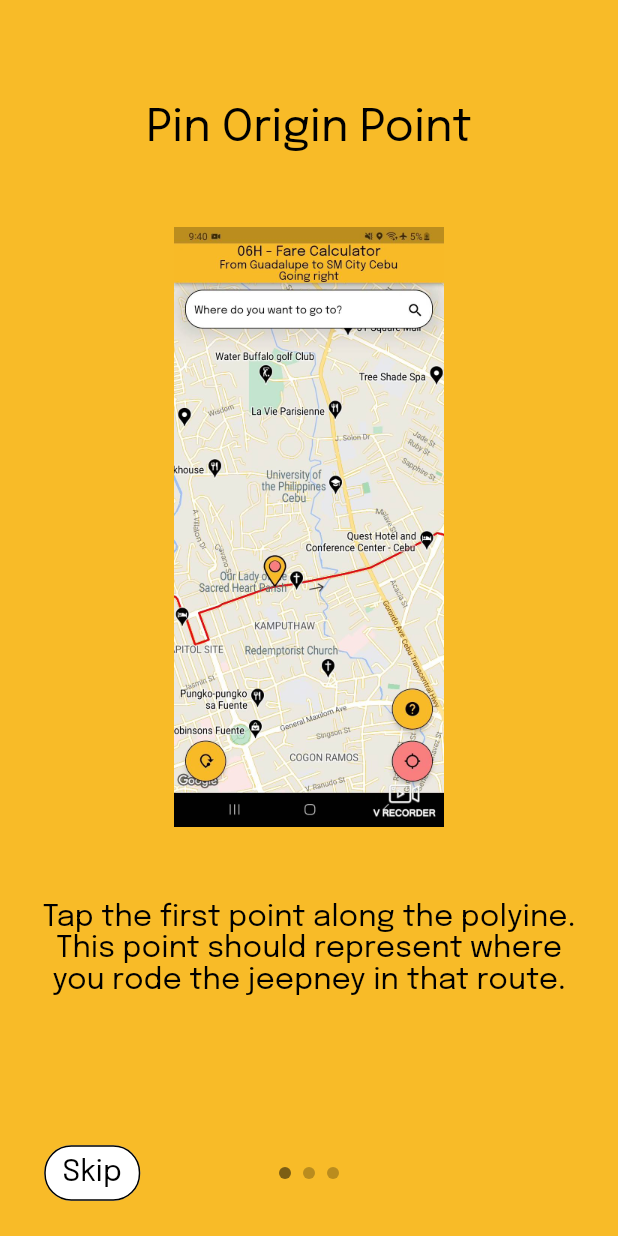
After one commit to seventionee/GaJeep, a Flutter app: the FareCalculatorTutorial screen opened by its route, on a phone screen of 412 x 824 dp. The commit adds this screen. Run offline on Flutter 3.47's test engine with Material 2 defaults, Android fonts, the phone set to English and light mode, and no system bars; drawn by our look-alikes of intro_slider; our stand-ins replace cloud_firestore, connectivity_plus, firebase_core, geocoding, geolocator, google_maps_flutter and 1 more; missing offline and left inert: search_map_place_updated; accounts and stored records are empty.

Commit message:
Finalized Calculator Tutorial

```diff
--- a/lib/dynamic_pages/fare_calculator_map.dart
+++ b/lib/dynamic_pages/fare_calculator_map.dart
@@ -1,6 +1,7 @@
 import 'package:flutter/material.dart';
 import 'package:flutter/services.dart';
 import 'package:flutter_app_1/ease_of_use/location_permission.dart';
+import 'package:flutter_app_1/ease_of_use/tutorial_map_interface.dart';
 import 'package:flutter_app_1/providers/connectivity.dart';
 import 'package:search_map_place_updated/search_map_place_updated.dart';
 import 'package:google_maps_flutter/google_maps_flutter.dart';
@@ -553,6 +554,30 @@ class _FareCalculatorMapInterface extends State<FareCalculatorMapInterface> {
                       ),
                     ),
                   ),
+//tutorial button
+                  Positioned(
+                      bottom: 90,
+                      right: 16,
+                      child: Container(
+                        decoration: BoxDecoration(
+                          border: Border.all(
+                            color: Colors.black, // set the border color
+                            width: 1.0, // set the border width
+                          ),
+                          borderRadius: BorderRadius.circular(
+                              50.0), // set the border radius
+                        ),
+                        child: FloatingActionButton(
+                            heroTag: null,
+                            foregroundColor: const Color.fromARGB(255, 0, 0, 0),
+                            backgroundColor: primaryColor,
+                            onPressed: () async {
+                              Navigator.pushNamed(
+                                  context, FareCalculatorTutorial.routeName);
+                            },
+                            child: const Icon(Icons.help)),
+                      )),
+
                   //Toggle Route Orientation
                   Positioned(
                       bottom: 16,
--- /dev/null
+++ b/lib/ease_of_use/tutorial_map_interface.dart
@@ -0,0 +1,149 @@
+import 'package:flutter/material.dart';
+import 'package:flutter_app_1/component/constants.dart';
+import 'package:intro_slider/intro_slider.dart';
+
+class FareCalculatorTutorial extends StatefulWidget {
+  const FareCalculatorTutorial({super.key});
+  static const routeName = '/farecalculatortutorial';
+  @override
+  createState() => _FareCalculatorTutorial();
+}
+
+class _FareCalculatorTutorial extends State<FareCalculatorTutorial> {
+  List<ContentConfig> listContentConfig = [];
+
+  final introSliderKey = GlobalKey<IntroSliderState>();
+
+  @override
+  void initState() {
+    super.initState();
+
+    listContentConfig.add(
+      const ContentConfig(
+        title: "Pin Origin Point",
+        styleTitle: TextStyle(
+          fontFamily: 'Epilogue', //font style
+          fontWeight: FontWeight.w400,
+          fontSize: 30.0,
+          color: Colors.black,
+        ),
+        description:
+            "Tap the first point along the polyine. This point should represent where you rode the jeepney in that route.",
+        styleDescription: TextStyle(
+          fontFamily: 'Epilogue', //font style
+          fontWeight: FontWeight.w400,
+          fontSize: 20.0,
+          color: Colors.black,
+        ),
+        pathImage: "asset/calculatortutorial/pin_start_point.jpg",
+        widthImage: 180,
+        heightImage: 400,
+        backgroundColor: primaryColor,
+      ),
+    );
+    listContentConfig.add(
+      const ContentConfig(
+        title: "Pin End Point",
+        styleTitle: TextStyle(
+          fontFamily: 'Epilogue', //font style
+          fontWeight: FontWeight.w400,
+          fontSize: 30.0,
+          color: Colors.black,
+        ),
+        description:
+            "After tapping the first point (origin), you may tap the second point which is your destination. Remember to place the points in correct order as indicated by the arrow between the two points.",
+        styleDescription: TextStyle(
+          fontFamily: 'Epilogue', //font style
+          fontWeight: FontWeight.w400,
+          fontSize: 20.0,
+          color: Colors.black,
+        ),
+        pathImage: "asset/calculatortutorial/pin_end_point.jpg",
+        widthImage: 180,
+        heightImage: 400,
+        backgroundColor: secondaryColor,
+      ),
+    );
+    listContentConfig.add(
+      const ContentConfig(
+        title: "Toggle Route Direction",
+        styleTitle: TextStyle(
+          fontFamily: 'Epilogue', //font style
+          fontWeight: FontWeight.w400,
+          fontSize: 30.0,
+          color: Colors.black,
+        ),
+        description:
+            "The interface only shows one half of the route for accurate route calculation. Tap the toggle route button to show the route direction matching to the direction you're going. The arrows across the map and the appbar are indicators to check.",
+        styleDescription: TextStyle(
+          fontFamily: 'Epilogue', //font style
+          fontWeight: FontWeight.w400,
+          fontSize: 20.0,
+          color: Colors.black,
+        ),
+        pathImage: "asset/calculatortutorial/toggle_route.jpg",
+        backgroundColor: primaryColor,
+      ),
+    );
+  }
+
+  void onDonePress() {
+    Navigator.pop(context);
+  }
+
+  @override
+  Widget build(BuildContext context) {
+    return IntroSlider(
+      key: introSliderKey,
+      listContentConfig: listContentConfig,
+      onDonePress: onDonePress,
+      isShowNextBtn: false,
+      renderSkipBtn: TextButton(
+        onPressed: () async {
+          onDonePress();
+        },
+        style: ButtonStyle(
+          backgroundColor: MaterialStateProperty.all<Color>(Colors.white),
+          shape: MaterialStateProperty.all<RoundedRectangleBorder>(
+            RoundedRectangleBorder(
+              borderRadius: BorderRadius.circular(18.0),
+              side: const BorderSide(color: Colors.black),
+            ),
+          ),
+        ),
+        child: const Text(
+          'Skip',
+          style: TextStyle(
+            fontFamily: 'Epilogue', //font style
+            fontWeight: FontWeight.w400,
+            fontSize: 20.0,
+            color: Colors.black,
+          ),
+        ),
+      ),
+      renderDoneBtn: TextButton(
+        onPressed: () async {
+          onDonePress();
+        },
+        style: ButtonStyle(
+          backgroundColor: MaterialStateProperty.all<Color>(Colors.white),
+          shape: MaterialStateProperty.all<RoundedRectangleBorder>(
+            RoundedRectangleBorder(
+              borderRadius: BorderRadius.circular(18.0),
+              side: const BorderSide(color: Colors.black),
+            ),
+          ),
+        ),
+        child: const Text(
+          'Done',
+          style: TextStyle(
+            fontFamily: 'Epilogue', //font style
+            fontWeight: FontWeight.w400,
+            fontSize: 20.0,
+            color: Colors.black,
+          ),
+        ),
+      ),
+    );
+  }
+}
--- a/lib/main.dart
+++ b/lib/main.dart
@@ -1,4 +1,5 @@
 import 'package:flutter/material.dart';
+import 'package:flutter_app_1/ease_of_use/tutorial_map_interface.dart';
 import 'pages/learnmore.dart';
 import 'pages/mapsinterface.dart';
 import 'pages/routes_directory.dart';
@@ -69,7 +70,9 @@ class MyApp extends StatelessWidget {
           case RoutesDirectory.routeName:
             return MaterialPageRoute(
                 builder: (context) => const RoutesDirectory());
-
+          case FareCalculatorTutorial.routeName:
+            return MaterialPageRoute(
+                builder: (context) => const FareCalculatorTutorial());
           case FareCalculatorDirectory.routeName:
             return MaterialPageRoute(
                 builder: (context) => const FareCalculatorDirectory());
--- a/pubspec.yaml
+++ b/pubspec.yaml
@@ -52,6 +52,8 @@ dependencies:
   provider: ^6.0.5
   geocoding: ^2.1.0
   flutter_cache_manager: ^3.3.0
+  intro_slider: ^4.2.0
+  shared_preferences: ^2.1.1
 
 
 
@@ -91,6 +93,9 @@ flutter:
     - asset/userpermissionimages/LocationPermission1.jpg
     - asset/userpermissionimages/LocationPermission2.jpg
     - asset/userpermissionimages/LocationPermission3.jpg
+    - asset/calculatortutorial/pin_start_point.jpg
+    - asset/calculatortutorial/pin_end_point.jpg
+    - asset/calculatortutorial/toggle_route.jpg
   # To add assets to your application, add an assets section, like this:
   # assets:
   #   - images/a_dot_burr.jpeg
```
Also changed, not shown: asset/calculatortutorial/pin_end_point.jpg (added), asset/calculatortutorial/pin_start_point.jpg (added), asset/calculatortutorial/toggle_route.jpg (added), pubspec.lock, 1 other file.
